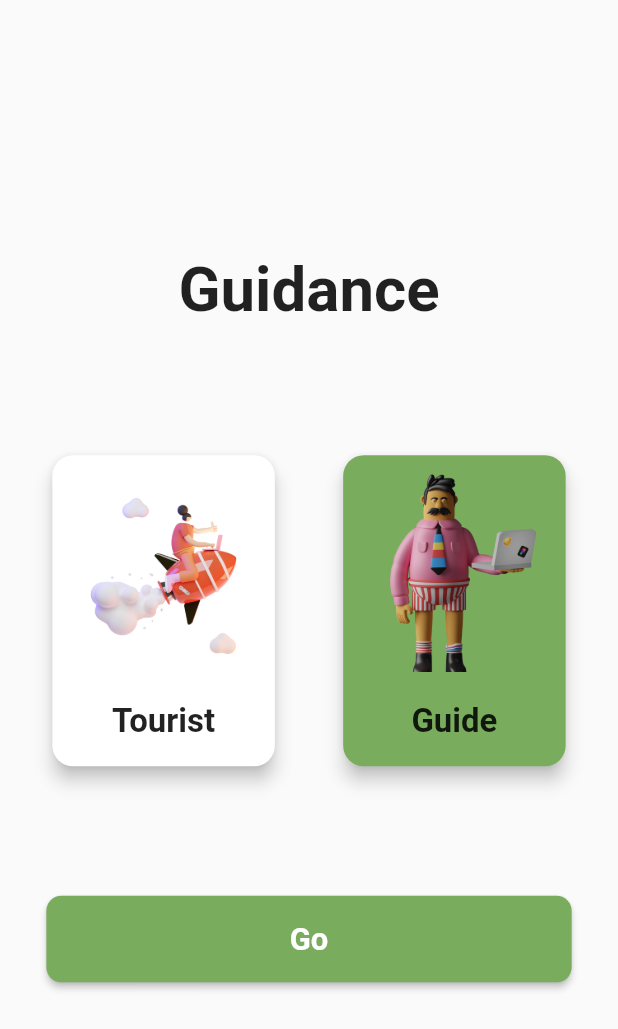
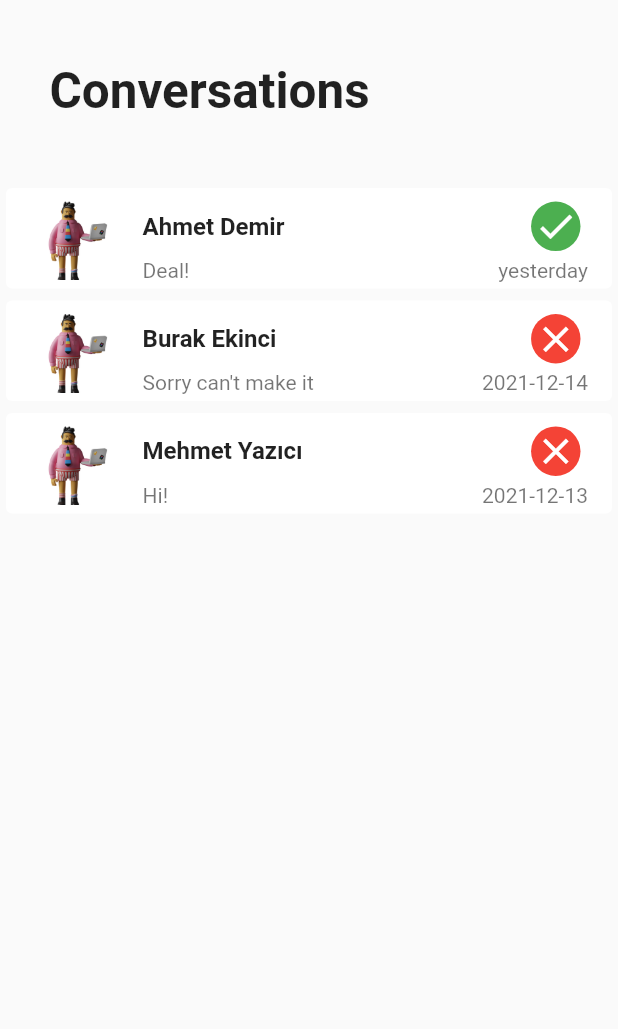
Before and after one commit to EnverUsta/Guidance, a Flutter app: the screen it shows after launch, on a phone screen of 412 x 824 dp. Shown: the top 1029 px of the screen. Run offline on Flutter 3.47's test engine with Material 2 defaults, Android fonts, the phone set to English and light mode, and no system bars; our stand-ins replace google_fonts, sizer.

Commit message:
ui refactor

```diff
--- a/lib/main.dart
+++ b/lib/main.dart
@@ -1,4 +1,5 @@
 import 'package:flutter/material.dart';
+import 'package:guidance/src/screens/chat_list_page.dart';
 import 'package:guidance/src/screens/role_selector_screen.dart';
 import 'package:sizer/sizer.dart';
 
@@ -16,7 +17,7 @@ class MyApp extends StatelessWidget {
           DeviceType deviceType) {
         return const MaterialApp(
           title: 'Guidance',
-          home: RoleSelectorScreen(),
+          home: ChatListPage(),
         );
       },
     );
--- a/lib/src/models/myChatModel.dart
+++ b/lib/src/models/myChatModel.dart
@@ -1,5 +1,5 @@
 import 'package:flutter/material.dart';
-import 'package:flutter_application_1/models/contact_model.dart';
+import 'package:guidance/src/models/myContactModel.dart';
 
 var now = DateTime.now();
 String convertedDateTime =
--- a/lib/src/screens/chat_list_page.dart
+++ b/lib/src/screens/chat_list_page.dart
@@ -1,37 +1,33 @@
 import 'package:flutter/material.dart';
-import 'package:flutter_application_1/models/chat_model.dart';
+import 'package:guidance/src/models/myChatModel.dart';
 import 'package:sizer/sizer.dart';
-import 'package:flutter_application_1/models/contact_model.dart';
 
-class ChatPage extends StatefulWidget {
+class ChatListPage extends StatefulWidget {
+  const ChatListPage({Key? key}) : super(key: key);
   @override
-  _ChatPageState createState() => _ChatPageState();
+  _ChatListPageState createState() => _ChatListPageState();
 }
 
-class _ChatPageState extends State<ChatPage> {
-  static const IconData airplane_ticket_outlined =
-      IconData(0xee5e, fontFamily: 'MaterialIcons');
-  static const IconData assignment_turned_in_rounded =
-      IconData(0xf588, fontFamily: 'MaterialIcons');
-  static const IconData dangerous =
-      IconData(0xe1af, fontFamily: 'MaterialIcons');
+class _ChatListPageState extends State<ChatListPage> {
   List<ChatModel> list = ChatModel.list;
   @override
   Widget build(BuildContext context) {
     return Scaffold(
-      appBar: AppBar(
-        elevation: 0,
-        title: Text("Chat List Page"),
-        actions: <Widget>[
-          IconButton(onPressed: null, icon: Icon(Icons.filter))
-        ],
-      ),
-      body: Column(
+      body: SafeArea(
+        child: Column(
           children: <Widget>[
             Container(
+              margin: EdgeInsets.symmetric(horizontal: 4.h),
+              padding: EdgeInsets.symmetric(vertical: 5.h),
+              child: Align(
+                alignment: Alignment.topLeft,
                 child: Text(
                   "Conversations",
-              style: TextStyle(fontSize: 16.sp),
+                  style: TextStyle(
+                    fontWeight: FontWeight.bold,
+                    fontSize: 4.h,
+                  ),
+                ),
               ),
             ),
             Expanded(
@@ -41,33 +37,72 @@ class _ChatPageState extends State<ChatPage> {
                   return Column(
                     children: [
                       Card(
-                      elevation: 5,
+                        elevation: 0,
                         child: ListTile(
-                        leading: Container(
+                          onTap: () {},
+                          leading: ConstrainedBox(
+                            constraints: BoxConstraints(
+                              maxHeight: 15.h,
+                            ),
+                            child: Image.asset("assets/images/Saly-11.png",
+                                fit: BoxFit.cover),
+                          ),
+                          /*Container(
                             width: 10.w,
                             height: 10.w,
                             decoration: BoxDecoration(
                               borderRadius:
-                                BorderRadius.all(Radius.circular(100)),
+                                  BorderRadius.all(Radius.circular(10)),
                               image: DecorationImage(
-                              image: ExactAssetImage("default.jpg"),
+                                image: ExactAssetImage("Saly-1.png"),
                               ),
                             ),
-                        ),
+                          ),*/
                           title: Row(
                             mainAxisAlignment: MainAxisAlignment.spaceBetween,
                             children: [
-                            Text(list[index].contact.name),
+                              SizedBox(
+                                width: 55.w,
+                                child: Text(
+                                  list[index].contact.name,
+                                  style: TextStyle(fontWeight: FontWeight.bold),
+                                  maxLines: 1,
+                                  overflow: TextOverflow.ellipsis,
+                                ),
+                              ),
                               Container(
+                                  height: 4.h,
+                                  width: 4.h,
+                                  margin: EdgeInsets.all(5),
+                                  decoration: BoxDecoration(
+                                      color: list[index].isDeal == true
+                                          ? Colors.green
+                                          : Colors.red,
+                                      shape: BoxShape.circle),
                                   child: (list[index].isDeal == true)
-                                    ? Icon(assignment_turned_in_rounded)
-                                    : Icon(dangerous))
+                                      ? Icon(
+                                          Icons.check,
+                                          color: Colors.white,
+                                          size: 3.5.h,
+                                        )
+                                      : Icon(
+                                          Icons.close,
+                                          color: Colors.white,
+                                          size: 3.5.h,
+                                        ))
                             ],
                           ),
                           subtitle: Row(
                             mainAxisAlignment: MainAxisAlignment.spaceBetween,
                             children: <Widget>[
-                            Text(list[index].lastMessage),
+                              SizedBox(
+                                width: 45.w,
+                                child: Text(
+                                  list[index].lastMessage,
+                                  maxLines: 1,
+                                  overflow: TextOverflow.ellipsis,
+                                ),
+                              ),
                               Text(
                                 list[index].lastMessageTime,
                               ),
@@ -82,18 +117,6 @@ class _ChatPageState extends State<ChatPage> {
             ),
           ],
         ),
-      bottomNavigationBar: BottomNavigationBar(
-        currentIndex: 1,
-        type: BottomNavigationBarType.fixed,
-        showSelectedLabels: false,
-        showUnselectedLabels: false,
-        selectedItemColor: Colors.black,
-        unselectedItemColor: Colors.black,
-        items: [
-          BottomNavigationBarItem(icon: Icon(Icons.chat), title: Text("")),
-          BottomNavigationBarItem(
-              icon: Icon(airplane_ticket_outlined), title: Text("")),
-        ],
       ),
     );
   }
```
Lines whose indentation alone changed are shown as unchanged.
